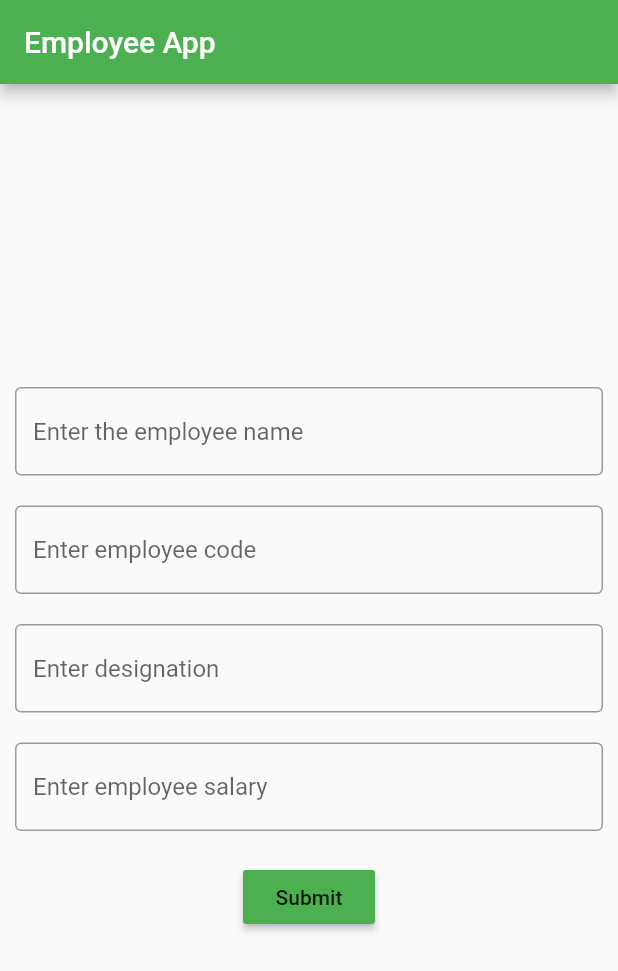
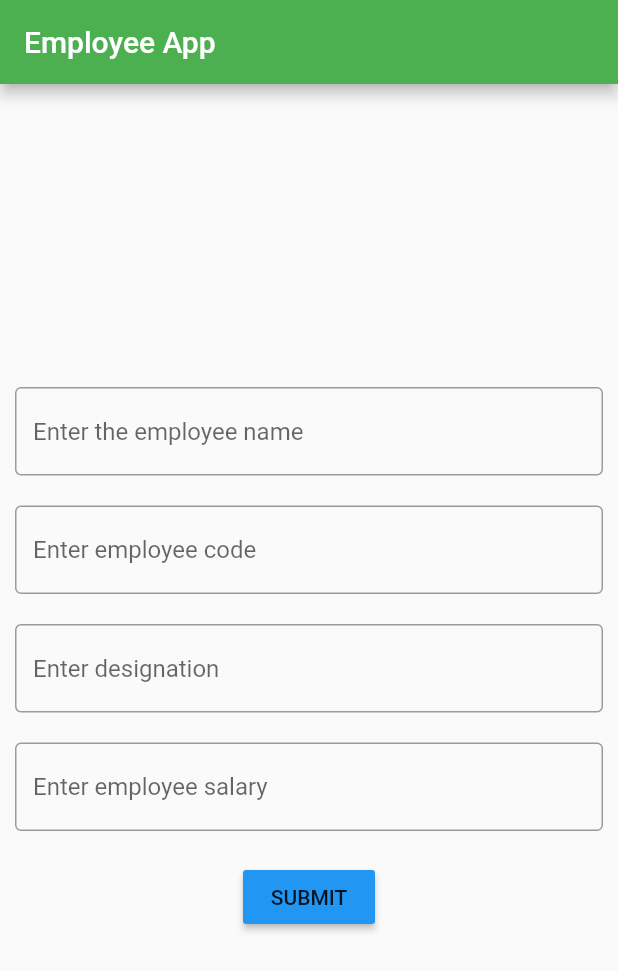
Before and after one commit to ashamary97/flutter-employee-app, a Flutter app: the screen it shows after launch, on a phone screen of 412 x 824 dp. Shown: the top 971 px of the screen. Run offline on Flutter 3.47's test engine with Material 2 defaults, Android fonts, the phone set to English and light mode, and no system bars.

Commit message:
button color changed

```diff
--- a/lib/main.dart
+++ b/lib/main.dart
@@ -56,7 +56,7 @@ class Home  extends StatelessWidget {
               ),
               SizedBox(height: 20.0,),
               RaisedButton(
-                color: Colors.green,
+                color: Colors.blue,
                 onPressed: (){
                   String getname=ename.text;
                   String getcode=ecode.text;
@@ -68,7 +68,7 @@ class Home  extends StatelessWidget {
                   print(getsal);
 
               },
-              child: Text("Submit"),
+              child: Text("SUBMIT"),
               )
             ],
           ),
```
